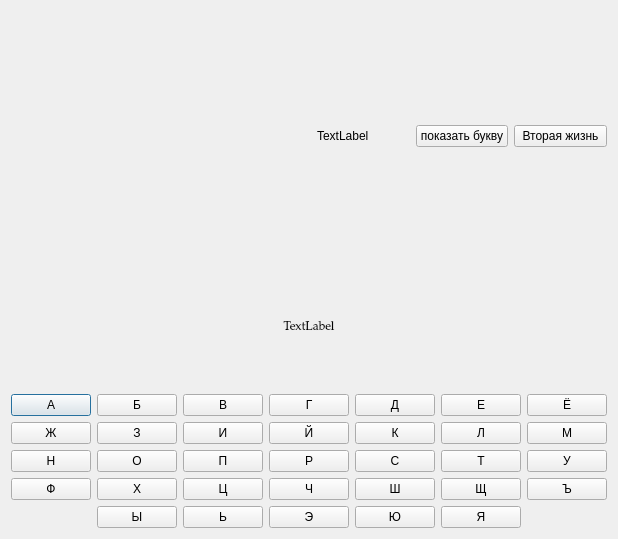
The window that src/Hangman/hangman.ui (Klaasibub/Evo) describes before a commit, drawn with Qt 5.
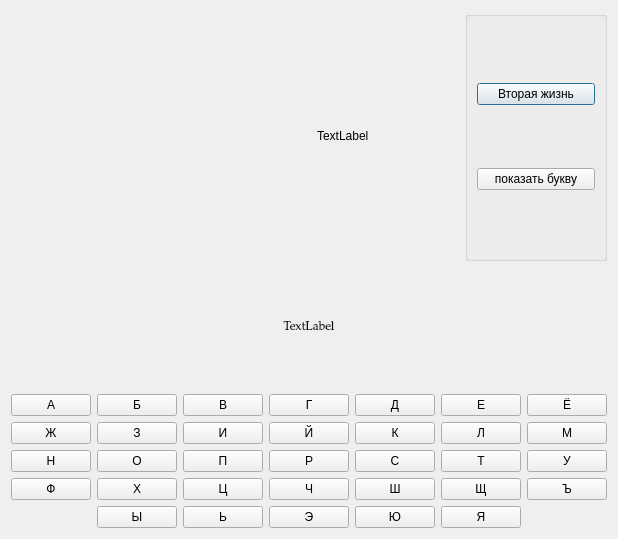
The same window after the commit.

Commit message: Added styles and desription of the game Hangman.

The edit to the form file:
```diff
--- a/src/Hangman/hangman.ui
+++ b/src/Hangman/hangman.ui
@@ -13,8 +13,73 @@
   <property name="windowTitle">
    <string>Dialog</string>
   </property>
-  <layout class="QGridLayout" name="gridLayout_2">
-   <item row="4" column="0">
+  <layout class="QVBoxLayout" name="verticalLayout">
+   <item>
+    <layout class="QHBoxLayout" name="horizontalLayout">
+     <item>
+      <widget class="QLabel" name="label_hangman">
+       <property name="minimumSize">
+        <size>
+         <width>300</width>
+         <height>250</height>
+        </size>
+       </property>
+       <property name="text">
+        <string/>
+       </property>
+      </widget>
+     </item>
+     <item>
+      <widget class="QLabel" name="label_score">
+       <property name="text">
+        <string>TextLabel</string>
+       </property>
+      </widget>
+     </item>
+     <item>
+      <widget class="QGroupBox" name="helpBT">
+       <property name="title">
+        <string/>
+       </property>
+       <layout class="QVBoxLayout" name="verticalLayout_2">
+        <item>
+         <widget class="QPushButton" name="pushButton_second">
+          <property name="text">
+           <string>Вторая жизнь</string>
+          </property>
+         </widget>
+        </item>
+        <item>
+         <widget class="QPushButton" name="pushButton_show">
+          <property name="text">
+           <string>показать букву</string>
+          </property>
+         </widget>
+        </item>
+       </layout>
+      </widget>
+     </item>
+    </layout>
+   </item>
+   <item>
+    <widget class="QLabel" name="label_word">
+     <property name="font">
+      <font>
+       <family>Palatino Linotype</family>
+      </font>
+     </property>
+     <property name="text">
+      <string>TextLabel</string>
+     </property>
+     <property name="scaledContents">
+      <bool>false</bool>
+     </property>
+     <property name="alignment">
+      <set>Qt::AlignCenter</set>
+     </property>
+    </widget>
+   </item>
+   <item>
     <layout class="QGridLayout" name="gridLayout">
      <item row="0" column="0">
       <widget class="QPushButton" name="buttonA">
@@ -447,62 +512,6 @@
      </item>
     </layout>
    </item>
-   <item row="2" column="0">
-    <widget class="QLabel" name="label_word">
-     <property name="font">
-      <font>
-       <family>Palatino Linotype</family>
-      </font>
-     </property>
-     <property name="text">
-      <string>TextLabel</string>
-     </property>
-     <property name="scaledContents">
-      <bool>false</bool>
-     </property>
-     <property name="alignment">
-      <set>Qt::AlignCenter</set>
-     </property>
-    </widget>
-   </item>
-   <item row="1" column="0">
-    <layout class="QHBoxLayout" name="horizontalLayout">
-     <item>
-      <widget class="QLabel" name="label_hangman">
-       <property name="minimumSize">
-        <size>
-         <width>300</width>
-         <height>250</height>
-        </size>
-       </property>
-       <property name="text">
-        <string/>
-       </property>
-      </widget>
-     </item>
-     <item>
-      <widget class="QLabel" name="label_score">
-       <property name="text">
-        <string>TextLabel</string>
-       </property>
-      </widget>
-     </item>
-     <item>
-      <widget class="QPushButton" name="pushButton_show">
-       <property name="text">
-        <string>показать букву</string>
-       </property>
-      </widget>
-     </item>
-     <item>
-      <widget class="QPushButton" name="pushButton_second">
-       <property name="text">
-        <string>Вторая жизнь</string>
-       </property>
-      </widget>
-     </item>
-    </layout>
-   </item>
   </layout>
  </widget>
  <resources/>
```
The commit also changes 4 other files.
